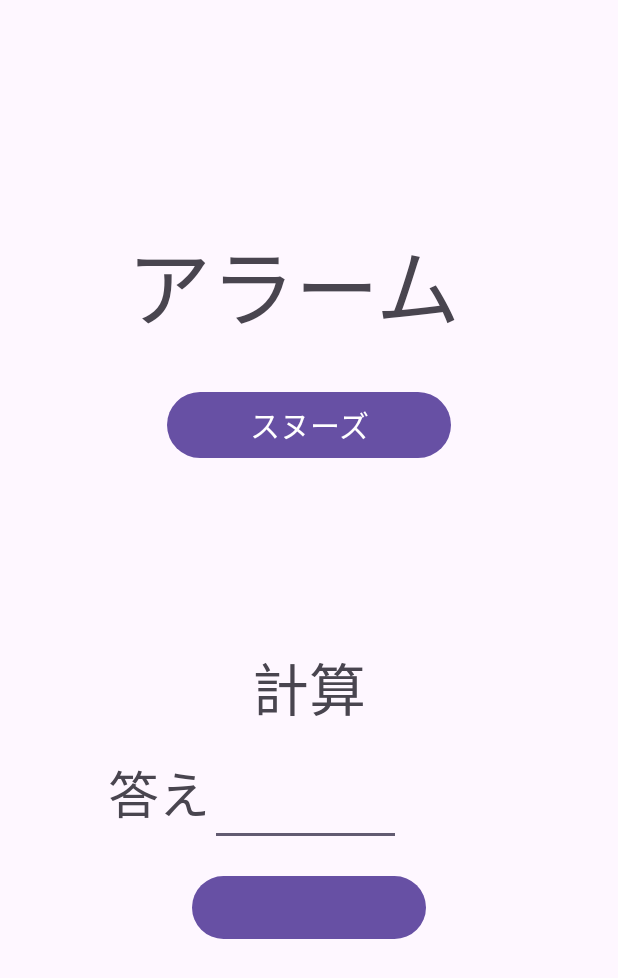
After one commit to itc-s22001/PBL, an Android app: the layout activity_stop.xml on its own in the app's theme, with its tools: preview values and no code run, on a phone screen of 412 x 824 dp. The commit adds this screen. Shown: the top 978 px of the screen. Run offline under Robolectric (Android 15) with nearby library versions, the phone set to English and light mode, and no system bars.

Commit message:
停止画面レイアウトfinished!

```diff
--- a/app/src/main/AndroidManifest.xml
+++ b/app/src/main/AndroidManifest.xml
@@ -13,6 +13,9 @@
         android:theme="@style/Theme.PBL"
         tools:targetApi="31">
         <activity
+            android:name=".StopActivity"
+            android:exported="false" />
+        <activity
             android:name=".MainActivity"
             android:exported="true">
             <intent-filter>
--- a/app/src/main/java/jp/ac/it_college/std/s22001/pbl/MainActivity.kt
+++ b/app/src/main/java/jp/ac/it_college/std/s22001/pbl/StopActivity.kt
@@ -3,9 +3,9 @@ package jp.ac.it_college.std.s22001.pbl
 import androidx.appcompat.app.AppCompatActivity
 import android.os.Bundle
 
-class MainActivity : AppCompatActivity() {
+class StopActivity : AppCompatActivity() {
     override fun onCreate(savedInstanceState: Bundle?) {
         super.onCreate(savedInstanceState)
-        setContentView(R.layout.activity_main)
+        setContentView(R.layout.activity_stop)
     }
 }
--- /dev/null
+++ b/app/src/main/res/layout/activity_stop.xml
@@ -0,0 +1,89 @@
+<?xml version="1.0" encoding="utf-8"?>
+<androidx.constraintlayout.widget.ConstraintLayout xmlns:android="http://schemas.android.com/apk/res/android"
+    xmlns:app="http://schemas.android.com/apk/res-auto"
+    xmlns:tools="http://schemas.android.com/tools"
+    android:layout_width="match_parent"
+    android:layout_height="match_parent"
+    tools:context=".MainActivity">
+
+
+    <TextView
+        android:id="@+id/alarmTime"
+        android:layout_width="243dp"
+        android:layout_height="85dp"
+        android:layout_marginStart="90dp"
+        android:layout_marginTop="148dp"
+        android:layout_marginEnd="90dp"
+        android:text="@string/alarm_time"
+        android:textSize="56sp"
+        app:layout_constraintEnd_toEndOf="parent"
+        app:layout_constraintStart_toStartOf="parent"
+        app:layout_constraintTop_toTopOf="parent" />
+
+    <Button
+        android:id="@+id/btnSnooze"
+        android:layout_width="189dp"
+        android:layout_height="52dp"
+        android:layout_marginStart="100dp"
+        android:layout_marginTop="24dp"
+        android:layout_marginEnd="100dp"
+        android:gravity="center"
+        android:text="@string/btn_snooze"
+        android:textSize="20sp"
+        app:layout_constraintEnd_toEndOf="parent"
+        app:layout_constraintStart_toStartOf="parent"
+        app:layout_constraintTop_toBottomOf="@+id/alarmTime" />
+
+    <TextView
+        android:id="@+id/calTitle"
+        android:layout_width="0dp"
+        android:layout_height="wrap_content"
+        android:layout_marginStart="100dp"
+        android:layout_marginTop="120dp"
+        android:layout_marginEnd="100dp"
+        android:gravity="center"
+        android:text="@string/cal_title"
+        android:textSize="38sp"
+        app:layout_constraintEnd_toEndOf="parent"
+        app:layout_constraintStart_toStartOf="parent"
+        app:layout_constraintTop_toBottomOf="@+id/btnSnooze" />
+
+
+    <Button
+        android:id="@+id/btnAnswer"
+        android:layout_width="156dp"
+        android:layout_height="50dp"
+        android:layout_marginStart="100dp"
+        android:layout_marginTop="16dp"
+        android:layout_marginEnd="100dp"
+        app:layout_constraintEnd_toEndOf="parent"
+        app:layout_constraintStart_toStartOf="parent"
+        app:layout_constraintTop_toBottomOf="@+id/calAnswerIn" />
+
+    <TextView
+        android:id="@+id/calAnswer"
+        android:layout_width="wrap_content"
+        android:layout_height="wrap_content"
+        android:layout_marginStart="72dp"
+        android:layout_marginTop="16dp"
+        android:text="@string/cal_answer"
+        android:textSize="34sp"
+        app:layout_constraintStart_toStartOf="parent"
+        app:layout_constraintTop_toBottomOf="@+id/calTitle" />
+
+    <EditText
+        android:id="@+id/calAnswerIn"
+        android:layout_width="127dp"
+        android:layout_height="61dp"
+        android:layout_marginTop="16dp"
+        android:layout_marginEnd="70dp"
+        android:ems="10"
+        android:inputType="number"
+        android:textSize="34sp"
+        app:layout_constraintEnd_toEndOf="parent"
+        app:layout_constraintHorizontal_bias="0.0"
+        app:layout_constraintStart_toEndOf="@+id/calAnswer"
+        app:layout_constraintTop_toBottomOf="@+id/calTitle" />
+
+
+</androidx.constraintlayout.widget.ConstraintLayout>
--- a/app/src/main/res/values/strings.xml
+++ b/app/src/main/res/values/strings.xml
@@ -1,3 +1,8 @@
 <resources>
-    <string name="app_name">PBL</string>
+    <string name="app_name">アラーム停止画面</string>
+    <string name="alarm_time">アラーム</string>
+    <string name="btn_snooze">スヌーズ</string>
+    <string name="cal_title">計算</string>
+    <string name="cal_answer">答え</string>
+    <string name="btn_answer"></string>
 </resources>
```
